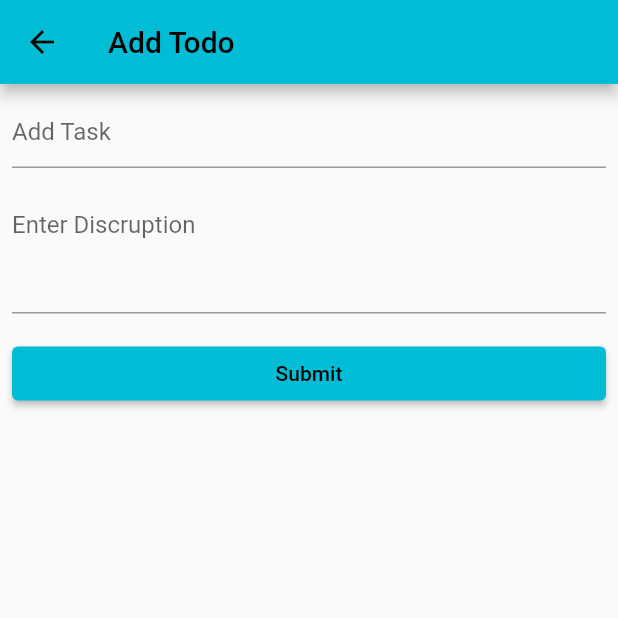
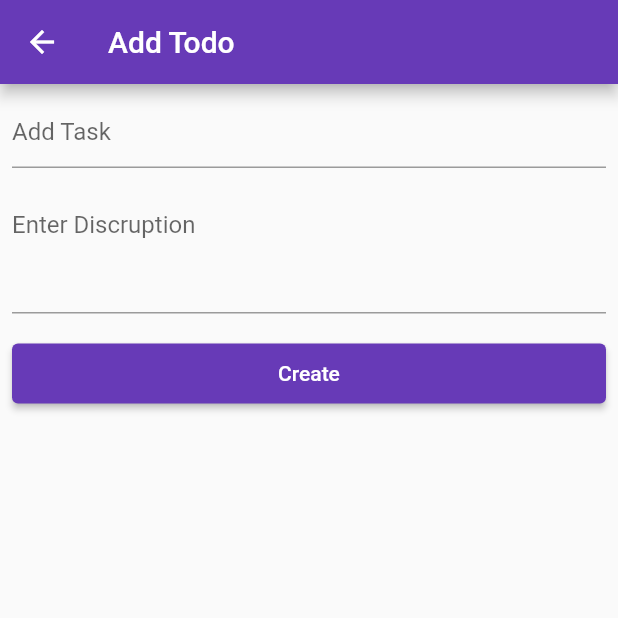
Before and after one commit to balakrishnajonnadula/flutter-todo, a Flutter app: the screen it shows after launch, after a tap on "Add Todo", on a phone screen of 412 x 824 dp, the top half of it. Run offline on Flutter 3.47's test engine with Material 2 defaults, Android fonts, the light colour scheme and no system bars; network calls fail.

Commit message:
complete crud

```diff
--- a/lib/main.dart
+++ b/lib/main.dart
@@ -13,7 +13,7 @@ class MyWidget extends StatelessWidget {
     return MaterialApp(
       title: "Todo App",
       debugShowCheckedModeBanner: false,
-      theme: ThemeData(primarySwatch: Colors.cyan),
+      theme: ThemeData(primarySwatch: Colors.deepPurple),
       home: TodoList(),
     );
   }
--- a/lib/screens/add_todo_page.dart
+++ b/lib/screens/add_todo_page.dart
@@ -5,7 +5,8 @@ import 'package:http/http.dart' as http;
 import 'package:todo_crud/screens/todo_list.dart';
 
 class AddTodo extends StatefulWidget {
-  const AddTodo({super.key});
+  final Map? todo;
+  const AddTodo({super.key, this.todo});
 
   @override
   State<AddTodo> createState() => _AddTodoState();
@@ -15,11 +16,27 @@ class _AddTodoState extends State<AddTodo> {
   TextEditingController titleController = TextEditingController();
   TextEditingController descController = TextEditingController();
 
+  bool isEdit = false;
+
+  @override
+  void initState() {
+    super.initState();
+
+    final todo = widget.todo;
+    if (todo != null) {
+      isEdit = true;
+      final title = todo['title'];
+      final desc = todo['desc'];
+      titleController.text = title;
+      descController.text = desc;
+    }
+  }
+
   @override
   Widget build(BuildContext context) {
     return Scaffold(
       appBar: AppBar(
-        title: Text("Add Todo"),
+        title: Text(isEdit ? "Edit Todo" : "Add Todo"),
       ),
       body: ListView(
         children: [
@@ -43,11 +60,34 @@ class _AddTodoState extends State<AddTodo> {
           ),
           Padding(
             padding: const EdgeInsets.all(8.0),
-            child: ElevatedButton(onPressed: addTodo, child: Text("Submit")),
+            child: ElevatedButton(
+                onPressed: isEdit ? updateTodo : addTodo,
+                child: Padding(
+                  padding: const EdgeInsets.all(12.0),
+                  child: Text(isEdit ? "Update" : "Create"),
+                )),
           )
         ],
       ),
     );
+  }
+
+  Future<void> updateTodo() async {
+    final todo = widget.todo;
+    // final id = todo;
+    if (todo != null) {
+      final id = todo['id'];
+      final obj = {"title": titleController.text, "desc": descController.text};
+      print(obj);
+      final uri = Uri.parse("http://localhost:3000/tasks/$id");
+      final response = await http.put(uri,
+          body: jsonEncode(obj), headers: {'Content-Type': 'application/json'});
+      if (response.statusCode == 200) {
+        showSuccessMessage("Data updated");
+      } else {
+        showErrorMessage("Updating Failed");
+      }
+    }
   }
 
   void addTodo() async {
@@ -63,8 +103,16 @@ class _AddTodoState extends State<AddTodo> {
       // final route = MaterialPageRoute(builder: (context) => TodoList());
       // Navigator.push(context, route);
     } else {
-      print("Some thing wrong");
+      showErrorMessage("Some thing wrong");
     }
+  }
+
+  void showErrorMessage(String message) {
+    final snackBar = SnackBar(
+      content: Text(message),
+      backgroundColor: Colors.red,
+    );
+    ScaffoldMessenger.of(context).showSnackBar(snackBar);
   }
 
   void showSuccessMessage(String message) {
--- a/lib/screens/todo_list.dart
+++ b/lib/screens/todo_list.dart
@@ -60,9 +60,24 @@ class _TodoListState extends State<TodoList> {
     ScaffoldMessenger.of(context).showSnackBar(snackBar);
   }
 
-  void navigateToAddTodo() {
+  Future<void> navigateToEditPage(Map todo) async {
+    final route = MaterialPageRoute(
+      builder: (context) => AddTodo(todo: todo),
+    );
+    await Navigator.push(context, route);
+    setState(() {
+      isLoading = true;
+    });
+    fetchTodoList();
+  }
+
+  Future<void> navigateToAddTodo() async {
     final route = MaterialPageRoute(builder: (context) => AddTodo());
-    Navigator.push(context, route);
+    await Navigator.push(context, route);
+    setState(() {
+      isLoading = true;
+    });
+    fetchTodoList();
   }
 
   @override
@@ -81,7 +96,7 @@ class _TodoListState extends State<TodoList> {
           child: ListView.builder(
             itemBuilder: (context, index) {
               final id = todoList[index]['id'];
-
+              final todo = todoList[index];
               return ListTile(
                 leading: CircleAvatar(child: Text('${todoList[index]['id']}')),
                 title: Text(
@@ -91,9 +106,10 @@ class _TodoListState extends State<TodoList> {
                 trailing: PopupMenuButton(
                   onSelected: (value) {
                     if (value == 'edit') {
+                      navigateToEditPage(todo);
                     } else if (value == 'delete') {
                       deleteById(id);
-                      // print(id);
+                      print(id);
                     }
                   },
                   itemBuilder: (context) {
```
Also changed, not shown: db/db.json (+7 -1 lines), flutter_01.png (added).
